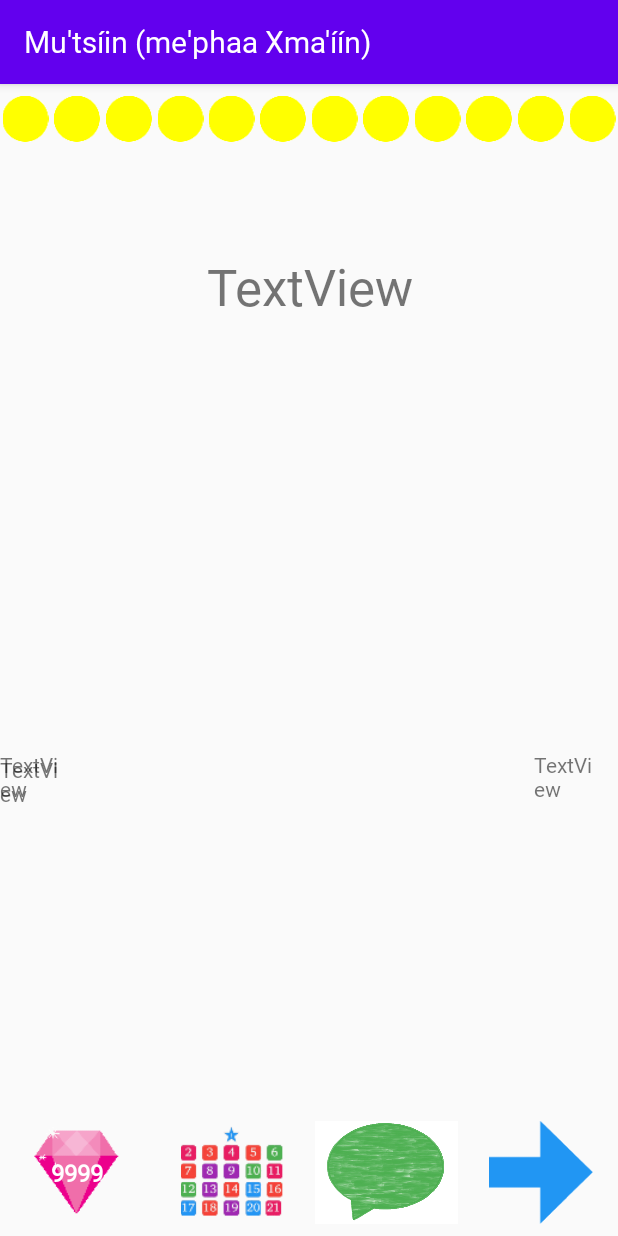
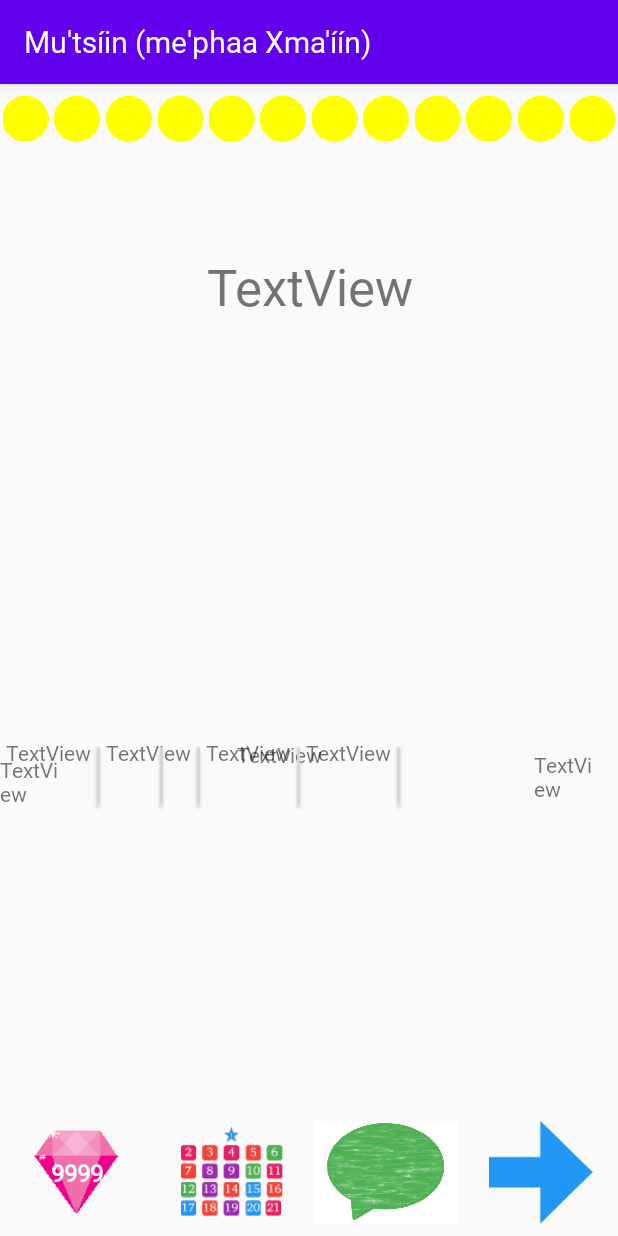
Before and after one commit to AlphaTiles/AlphaTiles, an Android app: the Japan screen opened directly, with no data from a screen before it, on a phone screen of 412 x 824 dp. Run offline under Robolectric (Android 15) with nearby library versions, the light colour scheme and no system bars.

Commit message:
japan layout progress 2

```diff
--- a/app/src/main/res/layout/japan.xml
+++ b/app/src/main/res/layout/japan.xml
@@ -262,14 +262,13 @@
 
     <TextView
         android:id="@+id/tile01"
-        android:layout_width="0dp"
-        android:layout_height="wrap_content"
+        android:layout_width="wrap_content"
+        android:layout_height="50dp"
         android:text="TextView"
         app:layout_constraintBottom_toTopOf="@+id/guidelineHSys1"
         app:layout_constraintEnd_toStartOf="@+id/button1"
         app:layout_constraintStart_toStartOf="@id/guidelineL"
-        app:layout_constraintTop_toTopOf="@+id/guideline8"
-        app:layout_constraintVertical_bias="0.501" />
+        app:layout_constraintTop_toBottomOf="@+id/guideline8" />
 
     <Button
         android:id="@+id/button1"
@@ -282,13 +281,13 @@
 
     <TextView
         android:id="@+id/tile02"
-        android:layout_width="0dp"
-        android:layout_height="wrap_content"
+        android:layout_width="wrap_content"
+        android:layout_height="50dp"
         android:text="TextView"
         app:layout_constraintBottom_toTopOf="@+id/guidelineHSys1"
         app:layout_constraintEnd_toStartOf="@+id/button2"
         app:layout_constraintStart_toEndOf="@id/button1"
-        app:layout_constraintTop_toTopOf="@+id/guideline8" />
+        app:layout_constraintTop_toBottomOf="@+id/guideline8" />
 
     <Button
         android:id="@+id/button2"
@@ -297,38 +296,36 @@
         app:layout_constraintBottom_toTopOf="@+id/guidelineHSys1"
         app:layout_constraintEnd_toStartOf="@+id/tile03"
         app:layout_constraintStart_toEndOf="@id/tile02"
-        app:layout_constraintTop_toTopOf="@+id/guideline8" />
+        app:layout_constraintTop_toBottomOf="@+id/guideline8" />
 
     <TextView
         android:id="@+id/tile03"
-        android:layout_width="0dp"
-        android:layout_height="wrap_content"
+        android:layout_width="wrap_content"
+        android:layout_height="50dp"
         android:text="TextView"
         app:layout_constraintBottom_toTopOf="@+id/guidelineHSys1"
         app:layout_constraintEnd_toStartOf="@+id/button3"
         app:layout_constraintStart_toEndOf="@id/button2"
-        app:layout_constraintTop_toTopOf="@+id/guideline8"
-        tools:layout_editor_absoluteX="124dp" />
+        app:layout_constraintTop_toBottomOf="@+id/guideline8" />
 
     <Button
         android:id="@+id/button3"
         android:layout_width="10dp"
         android:layout_height="50dp"
         app:layout_constraintBottom_toTopOf="@+id/guidelineHSys1"
-        app:layout_constraintEnd_toStartOf="@+id/tile03"
-        app:layout_constraintStart_toEndOf="@id/tile02"
+        app:layout_constraintEnd_toStartOf="@+id/tile04"
+        app:layout_constraintStart_toEndOf="@id/tile03"
         app:layout_constraintTop_toTopOf="@+id/guideline8" />
 
     <TextView
         android:id="@+id/tile04"
-        android:layout_width="40dp"
-        android:layout_height="36dp"
+        android:layout_width="wrap_content"
+        android:layout_height="50dp"
         android:text="TextView"
         app:layout_constraintBottom_toTopOf="@+id/guidelineHSys1"
         app:layout_constraintEnd_toStartOf="@+id/button4"
         app:layout_constraintStart_toEndOf="@id/button3"
-        app:layout_constraintTop_toTopOf="@+id/guideline8"
-        tools:layout_editor_absoluteX="179dp" />
+        app:layout_constraintTop_toTopOf="@+id/guideline8" />
 
     <Button
         android:id="@+id/button4"
@@ -341,13 +338,23 @@
 
     <TextView
         android:id="@+id/tile05"
-        android:layout_width="40dp"
-        android:layout_height="36dp"
+        android:layout_width="wrap_content"
+        android:layout_height="50dp"
         android:text="TextView"
         app:layout_constraintBottom_toTopOf="@+id/guidelineHSys1"
+        app:layout_constraintEnd_toStartOf="@+id/button4"
+        app:layout_constraintStart_toEndOf="@id/button5"
         app:layout_constraintTop_toTopOf="@+id/guideline8"
-        app:layout_constraintVertical_bias="0.503"
-        tools:layout_editor_absoluteX="234dp" />
+        app:layout_constraintVertical_bias="0.503" />
+
+    <Button
+        android:id="@+id/button5"
+        android:layout_width="10dp"
+        android:layout_height="50dp"
+        app:layout_constraintBottom_toTopOf="@+id/guidelineHSys1"
+        app:layout_constraintEnd_toStartOf="@+id/tile06"
+        app:layout_constraintStart_toEndOf="@id/tile05"
+        app:layout_constraintTop_toTopOf="@+id/guideline8" />
 
     <TextView
         android:id="@+id/tile06"
```
